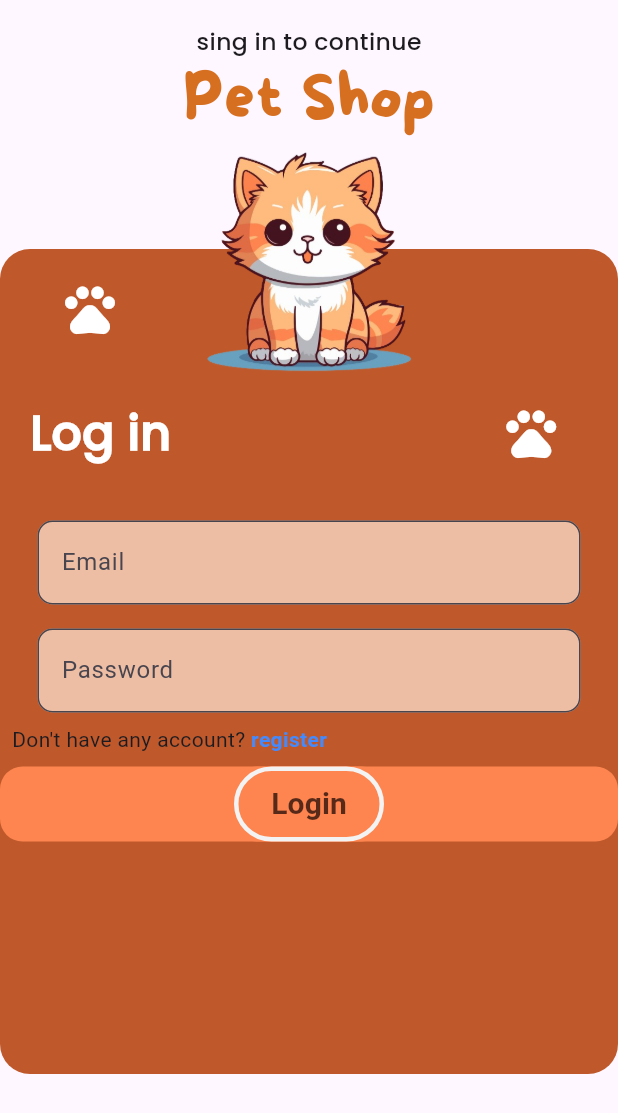
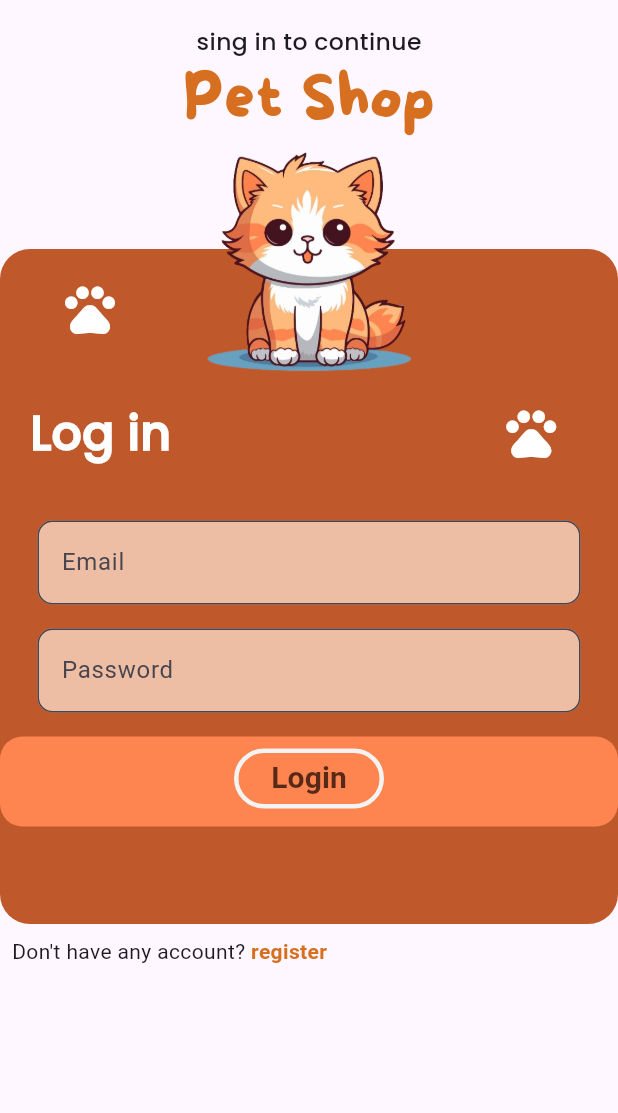
Before and after one commit to rabiulrahat/cube_pet_app, a Flutter app: the screen it shows after launch, on a phone screen of 412 x 824 dp. Shown: the top 1113 px of the screen. Run offline on Flutter 3.47's test engine with Material 3 defaults, Android fonts, the light colour scheme and no system bars.

Commit message:
"fixed bugs"

```diff
--- a/lib/login_page.dart
+++ b/lib/login_page.dart
@@ -56,13 +56,13 @@ class _LoginPageState extends State<LoginPage> {
                             // border: Border.all(color: Colors.black),
                           ),
                           // alignment: MainAxisAlignment.center,
-                          height: 550,
+                          height: 450,
                           width: 500,
                         ),
                       ),
                       Column(
                         //  verticalDirection :VerticalDirection.down,
-                        children: [
+                        children: <Widget>[
                           const Row(
                             children: [
                               Padding(padding: EdgeInsets.all(20.0)),
@@ -112,29 +112,14 @@ class _LoginPageState extends State<LoginPage> {
                               hinText: '123xxx',
                               obscureText: true,
                               label: 'Password'),
-                          Padding(
-                            padding: const EdgeInsets.all(8.0),
-                            child: Row(
-                              children: [
-                                const Text("Don't have any account? "),
-                                GestureDetector(
-                                    child: const Text(
-                                      'register',
-                                      style: TextStyle(
-                                          fontWeight: FontWeight.bold,
-                                          color: Colors.blueAccent),
-                                    ),
-                                    onTap: () {
-                                      print('tapped');
-                                    })
-                              ],
-                            ),
-                          ),
+                          const Padding(padding: EdgeInsets.all(8.0)),
+
+
                           Stack(
                             children: [
                               Container(
                                 width: 500,
-                                height: 50,
+                                height: 60,
                                 decoration: BoxDecoration(
                                     color: const Color.fromARGB(255, 254, 133, 79),
                                   borderRadius: BorderRadius.circular(15),
@@ -142,10 +127,12 @@ class _LoginPageState extends State<LoginPage> {
                                 ),
 
                               ),
-                              Center(
+                              Padding(
+                                padding: const EdgeInsets.all(8.0),
+                                child: Center(
                                   child: Container(
                                     width: 100,
-                                  height: 50,
+                                    height: 40,
                                      decoration: BoxDecoration(
                                       color: const Color.fromARGB(255, 254, 133, 79),
                                       borderRadius: BorderRadius.circular(15),
@@ -172,12 +159,33 @@ class _LoginPageState extends State<LoginPage> {
                                     ),
                                   ),
                                 ),
+                              ),
                             ],
                           ),
 
                         ],
                       ),
                     ],
+                  ),
+                   Center(
+                     child: Padding(
+                      padding: const EdgeInsets.all(8.0),
+                      child: Row(
+                        children: [
+                          const Text("Don't have any account? "),
+                          GestureDetector(
+                              child: const Text(
+                                'register',
+                                style: TextStyle(
+                                    fontWeight: FontWeight.bold,
+                                    color: Color.fromARGB(255, 215, 111, 32)),
+                              ),
+                              onTap: () {
+                                print('tapped');
+                              })
+                        ],
+                      ),
+                                       ),
                    ),
                 ],
               ),
@@ -189,9 +197,6 @@ class _LoginPageState extends State<LoginPage> {
                     image: AssetImage('assets/cat.png'),
                     height: 150,
                     fit: BoxFit.fill,
-                    // Icons.lock_clock,
-                    // size: 100,
-                    // color: Color.fromARGB(255, 10, 211, 211),
                   ),
                 ),
               ),
```
Lines whose indentation alone changed are shown as unchanged.
